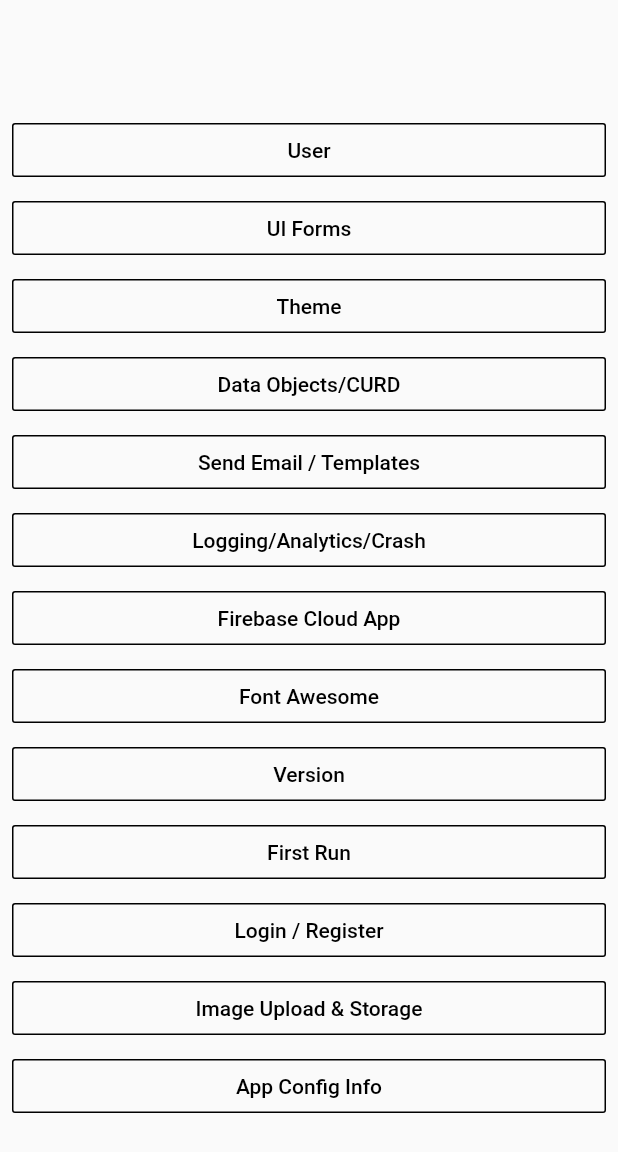
After one commit to syetalabs/flutter_firebase_cubit_starter_kit, a Flutter app: the Dashboard screen opened by its route, on a phone screen of 412 x 824 dp. The commit adds this screen. Shown: the top 1152 px of the screen. Run offline on Flutter 3.47's test engine with Material 2 defaults, Android fonts, the phone set to English and light mode, and no system bars; our stand-ins replace bloc, firebase_auth, firebase_core, firebase_crashlytics, flutter_bloc, page_view_indicators; accounts and stored records are empty.

Commit message:
Dashboard and User Screens

```diff
--- a/lib/main.dart
+++ b/lib/main.dart
@@ -6,6 +6,7 @@
 import 'package:flutter_firebase_cubit_starter_kit/data/repositories/auth_repository.dart';
 import 'package:flutter_firebase_cubit_starter_kit/views/pages/onboarding/index.dart';
 
+import 'util/custom_routes.dart';
 import 'views/pages/auth/login.dart';
 
 void main() async {
@@ -29,7 +30,8 @@
         primarySwatch: Colors.blue,
         visualDensity: VisualDensity.adaptivePlatformDensity,
       ),
-      home: WalkThrough(),
+      initialRoute: '/',
+      routes: customRoutes,
     );
   }
 }
--- /dev/null
+++ b/lib/util/custom_routes.dart
@@ -0,0 +1,18 @@
+import 'package:flutter/material.dart';
+import 'package:flutter_firebase_cubit_starter_kit/views/pages/auth/home/index.dart';
+import 'package:flutter_firebase_cubit_starter_kit/views/pages/auth/login.dart';
+import 'package:flutter_firebase_cubit_starter_kit/views/pages/auth/register.dart';
+import 'package:flutter_firebase_cubit_starter_kit/views/pages/dashboard/index.dart';
+import 'package:flutter_firebase_cubit_starter_kit/views/pages/onboarding/index.dart';
+import 'package:flutter_firebase_cubit_starter_kit/views/pages/user/index.dart';
+import 'package:flutter_firebase_cubit_starter_kit/views/pages/user/user_core_data.dart';
+
+var customRoutes = <String, WidgetBuilder>{
+  '/': (context) => WalkThrough(),
+  Dashboard.routeName: (context) => Dashboard(),
+  UserScreen.routeName: (context) => UserScreen(),
+  LoginScreen.routeName: (context) => LoginScreen(),
+  RegisterScreen.routeName: (context) => RegisterScreen(),
+  Home.routeName: (context) => Home(),
+  UserCoreData.routeName: (context) => UserCoreData(),
+};
--- a/lib/views/pages/auth/login.dart
+++ b/lib/views/pages/auth/login.dart
@@ -6,9 +6,10 @@
 import 'package:flutter_firebase_cubit_starter_kit/views/pages/auth/register.dart';
 
 import '../../../cubits/auth/auth_cubit.dart';
-import '../home/index.dart';
+import 'home/index.dart';
 
 class LoginScreen extends StatefulWidget {
+  static const routeName = '/login-screen';
   @override
   _LoginScreenState createState() => _LoginScreenState();
 }
--- a/lib/views/pages/auth/register.dart
+++ b/lib/views/pages/auth/register.dart
@@ -7,6 +7,7 @@
 import '../../../cubits/auth/auth_cubit.dart';
 
 class RegisterScreen extends StatefulWidget {
+  static const routeName = '/register-screen';
   @override
   _RegisterScreenState createState() => _RegisterScreenState();
 }
--- /dev/null
+++ b/lib/views/pages/dashboard/index.dart
@@ -0,0 +1,36 @@
+import 'package:flutter/material.dart';
+import 'package:flutter_firebase_cubit_starter_kit/views/pages/user/index.dart';
+import 'package:flutter_firebase_cubit_starter_kit/views/widgets/feature_button.dart';
+
+class Dashboard extends StatelessWidget {
+  static const routeName = '/dashboard-main-screen';
+  @override
+  Widget build(BuildContext context) {
+    return Scaffold(
+      body: Center(
+        child: SingleChildScrollView(
+            child: Column(
+          children: [
+            FeatureButton(
+                heading: "User",
+                onPressed: () {
+                  Navigator.of(context).pushNamed(UserScreen.routeName);
+                }),
+            FeatureButton(heading: "UI Forms", onPressed: () {}),
+            FeatureButton(heading: "Theme", onPressed: () {}),
+            FeatureButton(heading: "Data Objects/CURD", onPressed: () {}),
+            FeatureButton(heading: "Send Email / Templates", onPressed: () {}),
+            FeatureButton(heading: "Logging/Analytics/Crash", onPressed: () {}),
+            FeatureButton(heading: "Firebase Cloud App", onPressed: () {}),
+            FeatureButton(heading: "Font Awesome", onPressed: () {}),
+            FeatureButton(heading: "Version", onPressed: () {}),
+            FeatureButton(heading: "First Run", onPressed: () {}),
+            FeatureButton(heading: "Login / Register", onPressed: () {}),
+            FeatureButton(heading: "Image Upload & Storage", onPressed: () {}),
+            FeatureButton(heading: "App Config Info", onPressed: () {}),
+          ],
+        )),
+      ),
+    );
+  }
+}
--- a/lib/views/pages/onboarding/index.dart
+++ b/lib/views/pages/onboarding/index.dart
@@ -2,6 +2,7 @@
 import 'package:flutter_firebase_cubit_starter_kit/util/constants.dart';
 import 'package:flutter_firebase_cubit_starter_kit/util/size_config.dart';
 import 'package:flutter_firebase_cubit_starter_kit/views/pages/auth/login.dart';
+import 'package:flutter_firebase_cubit_starter_kit/views/pages/dashboard/index.dart';
 import 'package:page_view_indicators/circle_page_indicator.dart';
 
 final _currentPageNotifier = ValueNotifier<int>(0);
@@ -232,7 +233,7 @@
             isLast
                 ? Navigator.push(
                     context,
-                    MaterialPageRoute(builder: (context) => LoginScreen()),
+                    MaterialPageRoute(builder: (context) => Dashboard()),
                   )
                 : _pageController.jumpToPage(_currentPageNotifier.value + 1);
           },
--- /dev/null
+++ b/lib/views/pages/user/index.dart
@@ -0,0 +1,26 @@
+import 'package:flutter/material.dart';
+import 'package:flutter_firebase_cubit_starter_kit/views/pages/user/user_core_data.dart';
+import 'package:flutter_firebase_cubit_starter_kit/views/widgets/feature_button.dart';
+
+class UserScreen extends StatelessWidget {
+  static const routeName = '/user-main-screen';
+  @override
+  Widget build(BuildContext context) {
+    return Scaffold(
+      body: Center(
+          child: SingleChildScrollView(
+        child: Column(
+          children: [
+            FeatureButton(
+                heading: "User Core Data",
+                onPressed: () {
+                  Navigator.pushNamed(context, UserCoreData.routeName);
+                }),
+            FeatureButton(heading: "User Account Data", onPressed: () {}),
+            FeatureButton(heading: "Custom User Data", onPressed: () {}),
+          ],
+        ),
+      )),
+    );
+  }
+}
--- /dev/null
+++ b/lib/views/pages/user/user_core_data.dart
@@ -0,0 +1,13 @@
+import 'package:flutter/material.dart';
+
+class UserCoreData extends StatelessWidget {
+  static const routeName = '/user-core-data-screen';
+  @override
+  Widget build(BuildContext context) {
+    return Scaffold(
+      appBar: AppBar(
+        title: Text('User Core Data'),
+      ),
+    );
+  }
+}
--- /dev/null
+++ b/lib/views/widgets/feature_button.dart
@@ -0,0 +1,29 @@
+import 'package:flutter/material.dart';
+
+class FeatureButton extends StatelessWidget {
+  final String heading;
+  final Function onPressed;
+  FeatureButton({this.heading, this.onPressed});
+
+  @override
+  Widget build(BuildContext context) {
+    return Padding(
+      padding: const EdgeInsets.symmetric(horizontal: 8, vertical: 2),
+      child: OutlineButton(
+        color: Colors.black,
+        onPressed: onPressed,
+        borderSide:
+            BorderSide(color: Colors.black, style: BorderStyle.solid, width: 1),
+        child: Row(
+          mainAxisAlignment: MainAxisAlignment.center,
+          children: [
+            Text(
+              heading,
+              style: TextStyle(color: Colors.black),
+            ),
+          ],
+        ),
+      ),
+    );
+  }
+}
```
Also changed, not shown: lib/views/pages/auth/home/index.dart (added, +28 -0 lines), lib/views/pages/home/index.dart (deleted, +0 -24 lines).
